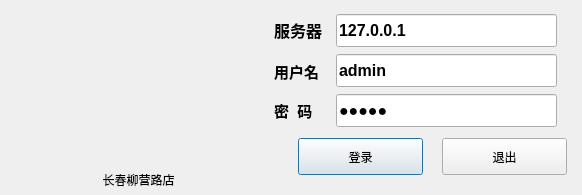
Above: loginview.ui from xzhy527/qtCanyin before the change. Below: the same form after it.
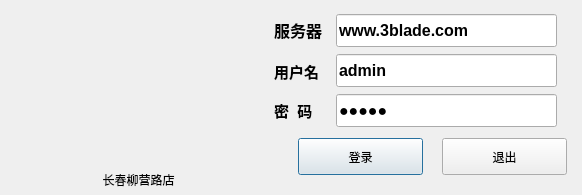
That is the form after the change. Icons and pictures are not drawn.

Patch:
```diff
--- a/loginview.ui
+++ b/loginview.ui
@@ -122,7 +122,7 @@
     </font>
    </property>
    <property name="text">
-    <string>127.0.0.1</string>
+    <string>www.3blade.com</string>
    </property>
   </widget>
   <widget class="QLineEdit" name="loginname_editer">
```
